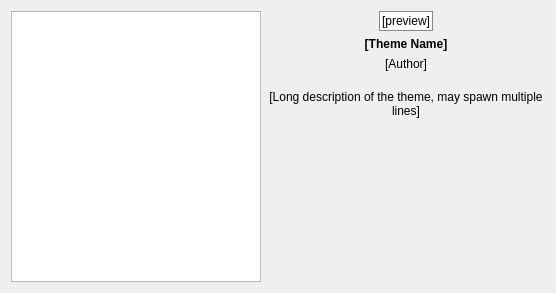
Before: the Qt Designer form kcm/themeconfig.ui in KDE/lightdm, drawn with Qt 5.
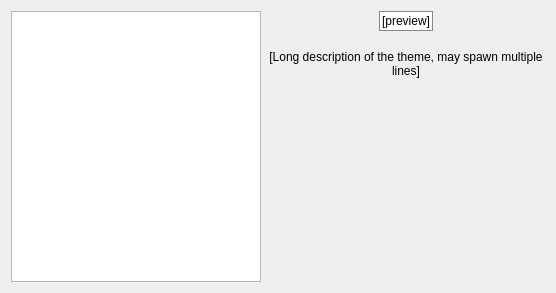
After: the same form once the commit is applied. Custom widgets are drawn as their Qt base class.

Commit message: Improve theme delegate to be similar to Plasma wallpapers

Patch:
```diff
--- a/kcm/themeconfig.ui
+++ b/kcm/themeconfig.ui
@@ -89,32 +89,6 @@
        </item>
       </layout>
      </item>
-     <item>
-      <widget class="QLabel" name="nameLabel">
-       <property name="font">
-        <font>
-         <weight>75</weight>
-         <bold>true</bold>
-        </font>
-       </property>
-       <property name="text">
-        <string notr="true">[Theme Name]</string>
-       </property>
-       <property name="alignment">
-        <set>Qt::AlignCenter</set>
-       </property>
-      </widget>
-     </item>
-     <item>
-      <widget class="QLabel" name="authorLabel">
-       <property name="text">
-        <string notr="true">[Author]</string>
-       </property>
-       <property name="alignment">
-        <set>Qt::AlignCenter</set>
-       </property>
-      </widget>
-     </item>
      <item>
       <spacer name="verticalSpacer_2">
        <property name="orientation">
```
Left out of the diff: 15 changed lines with no effect on the pictures. The commit also changes 5 other files.
